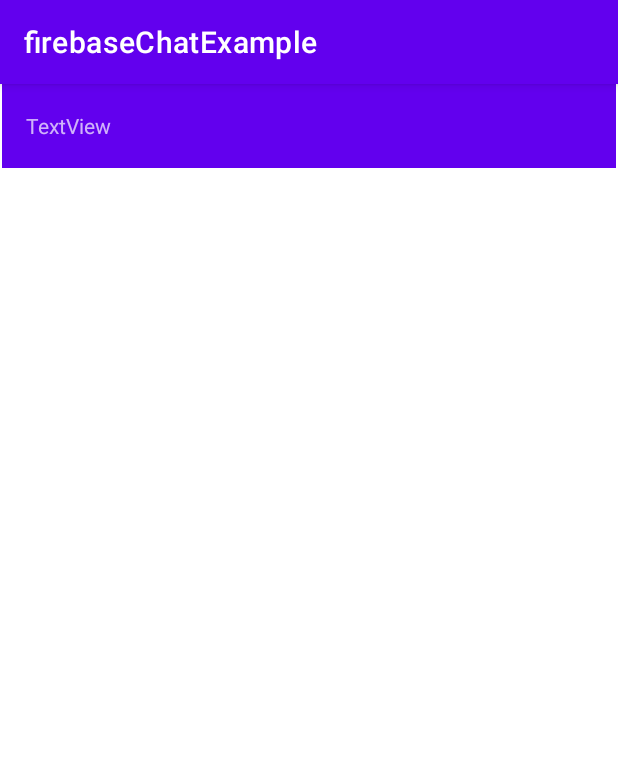
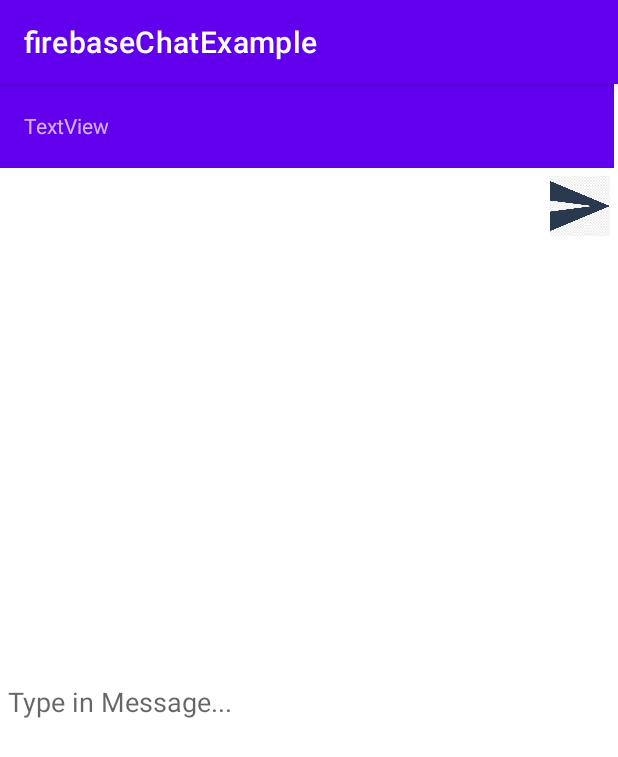
Before and after one commit to tobyatgithub/Android-Developer-Fundamentals-Java, an Android app: the MessageActivity screen opened directly, with no data from a screen before it, on a phone screen of 412 x 824 dp. Shown: the top 757 px of the screen. Run offline under Robolectric (Android 15) with nearby library versions, the phone set to English and light mode, and no system bars; our stand-ins replace Firebase (no records; nobody signed in at launch, a user with empty details on screens opened directly); pictures from the network do not load; 3 statements that could not run were skipped.

Commit message:
adding text message view and code. right now the database and send text is working... ui is somehow broken...

```diff
--- a/firebaseChatExmaple/app/src/main/java/com/toby/firebasechatexample/MessageActivity.java
+++ b/firebaseChatExmaple/app/src/main/java/com/toby/firebasechatexample/MessageActivity.java
@@ -3,13 +3,17 @@
 import androidx.annotation.NonNull;
 import androidx.annotation.RequiresApi;
 import androidx.appcompat.app.AppCompatActivity;
+import androidx.recyclerview.widget.RecyclerView;
 
 import android.content.Intent;
 import android.os.Build;
 import android.os.Bundle;
 import android.view.View;
+import android.widget.EditText;
+import android.widget.ImageButton;
 import android.widget.ImageView;
 import android.widget.TextView;
+import android.widget.Toast;
 import android.widget.Toolbar;
 
 import com.bumptech.glide.Glide;
@@ -22,6 +26,8 @@
 import com.google.firebase.database.ValueEventListener;
 import com.toby.firebasechatexample.Model.Users;
 
+import java.util.HashMap;
+
 public class MessageActivity extends AppCompatActivity {
 
     TextView username;
@@ -31,6 +37,10 @@
     DatabaseReference reference;
     Intent intent;
 
+    RecyclerView recyclerView;
+    EditText msg_editText;
+    ImageButton sendBtn;
+
     @RequiresApi(api = Build.VERSION_CODES.LOLLIPOP)
     @Override
     protected void onCreate(Bundle savedInstanceState) {
@@ -39,6 +49,9 @@
 
         imageView = findViewById(R.id.message_imageview);
         username = findViewById(R.id.message_username);
+        sendBtn = findViewById(R.id.btn_send);
+        msg_editText = findViewById(R.id.text_send);
+
 
 //        // Toolbar:
 //        Toolbar toolbar = findViewById(R.id.toolbar2);
@@ -75,6 +88,28 @@
 
             }
         });
+
+        sendBtn.setOnClickListener(new View.OnClickListener() {
+            @Override
+            public void onClick(View v) {
+                String msg = msg_editText.getText().toString();
+                if (!msg.equals("")) {
+                    sendMessage(fuser.getUid(), userid, msg);
+                } else {
+                    Toast.makeText(MessageActivity.this, "Please send a non empty message", Toast.LENGTH_SHORT).show();
+                }
+            }
+        });
+    }
+
+    private void sendMessage(String sender, String receiver, String msg) {
+        DatabaseReference reference = FirebaseDatabase.getInstance().getReference();
+        HashMap<String, Object> hashMap = new HashMap<>();
+        hashMap.put("sender", sender);
+        hashMap.put("receiver", receiver);
+        hashMap.put("message", msg);
+
+        reference.child("Chats").push().setValue(hashMap);
     }
 
     private void setSupportActionBar(Toolbar toolbar) {
--- a/firebaseChatExmaple/app/src/main/res/layout/activity_message.xml
+++ b/firebaseChatExmaple/app/src/main/res/layout/activity_message.xml
@@ -1,10 +1,10 @@
 <?xml version="1.0" encoding="utf-8"?>
-<androidx.constraintlayout.widget.ConstraintLayout xmlns:android="http://schemas.android.com/apk/res/android"
+<LinearLayout xmlns:android="http://schemas.android.com/apk/res/android"
     xmlns:app="http://schemas.android.com/apk/res-auto"
-    xmlns:tools="http://schemas.android.com/tools"
     android:layout_width="match_parent"
     android:layout_height="match_parent"
-    tools:context=".MessageActivity">
+    android:fitsSystemWindows="true"
+    android:orientation="vertical">
 
     <androidx.appcompat.widget.Toolbar
         android:id="@+id/toolbar2"
@@ -22,8 +22,7 @@
             android:layout_width="wrap_content"
             android:layout_height="wrap_content"
             app:layout_constraintStart_toStartOf="parent"
-            app:layout_constraintTop_toTopOf="@+id/toolbar2"
-            tools:srcCompat="@tools:sample/avatars" />
+            app:layout_constraintTop_toTopOf="@+id/toolbar2" />
 
 
         <TextView
@@ -37,4 +36,35 @@
 
     </androidx.appcompat.widget.Toolbar>
 
-</androidx.constraintlayout.widget.ConstraintLayout>
+    <RelativeLayout
+        android:id="@+id/bottom"
+        android:layout_width="match_parent"
+        android:layout_height="match_parent"
+        android:background="#fff"
+        android:padding="5dp">
+
+        <EditText
+            android:id="@+id/text_send"
+            android:layout_width="match_parent"
+            android:layout_height="wrap_content"
+            android:layout_centerVertical="true"
+            android:layout_toLeftOf="@+id/btn_send"
+            android:background="@android:color/transparent"
+            android:hint="Type in Message..." />
+
+        <ImageButton
+            android:id="@+id/btn_send"
+            android:layout_width="40dp"
+            android:layout_height="40dp"
+            android:layout_alignParentEnd="true"
+            android:layout_alignParentRight="true"
+            android:background="@drawable/ic_send" />
+    </RelativeLayout>
+
+    <androidx.recyclerview.widget.RecyclerView
+        android:id="@+id/message_recyclerView"
+        android:layout_width="match_parent"
+        android:layout_height="match_parent" />
+
+
+</LinearLayout>
```
Also changed, not shown: firebaseChatExmaple/app/src/main/res/drawable-v24/ic_send.png (added).
